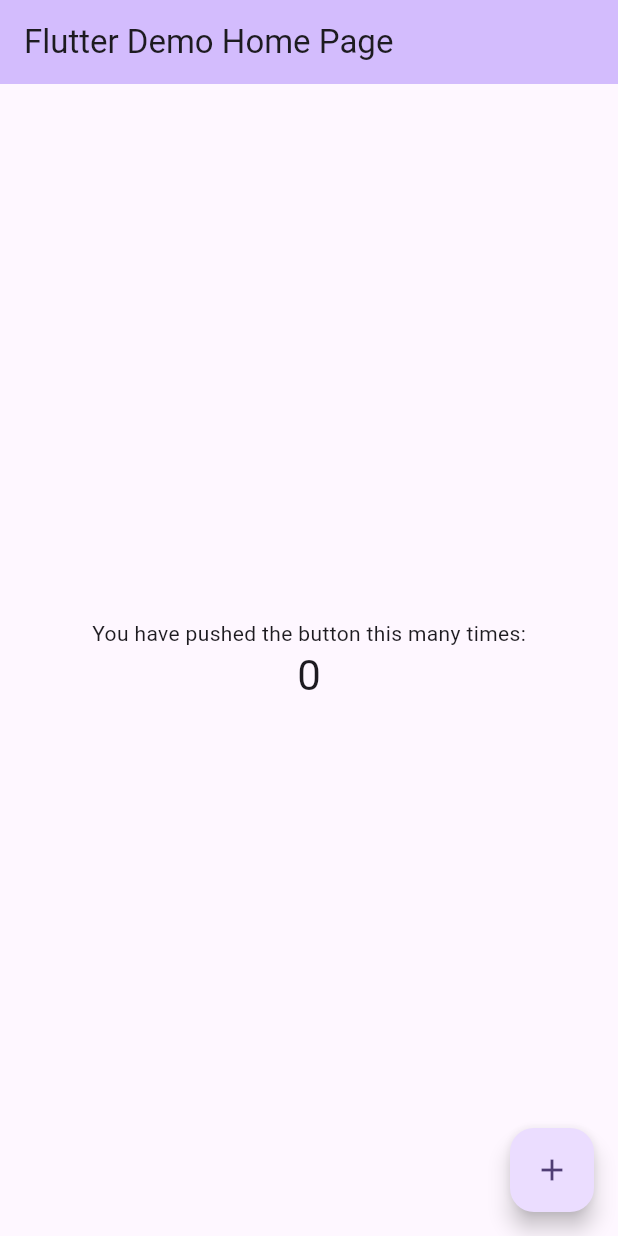
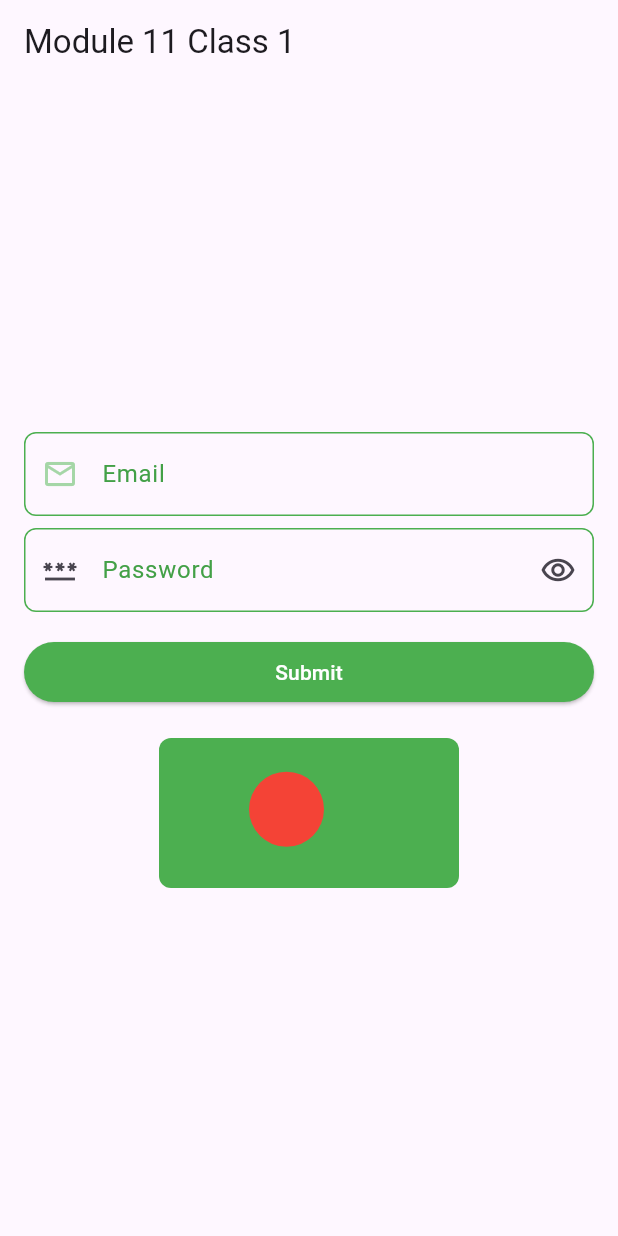
Before and after one commit to mdrahib46/Ostad-Batch-14, a Flutter app: the screen it shows after launch, on a phone screen of 412 x 824 dp. Run offline on Flutter 3.47's test engine with Material 3 defaults, Android fonts, the light colour scheme and no system bars.

Commit message:
Practice : Module 11 Class 1

```diff
--- /dev/null
+++ b/lib/app.dart
@@ -0,0 +1,18 @@
+import 'package:batch14/module11-class1/Module11Class1.dart';
+import 'package:flutter/material.dart';
+
+
+
+
+
+
+class MyApp extends StatelessWidget {
+  const MyApp({super.key});
+
+  @override
+  Widget build(BuildContext context) {
+    return MaterialApp(
+      home: Module11class1(),
+    );
+  }
+}
--- a/lib/main.dart
+++ b/lib/main.dart
@@ -1,122 +1,7 @@
 import 'package:flutter/material.dart';
+
+import 'app.dart';
 
 void main() {
   runApp(const MyApp());
 }
-
-class MyApp extends StatelessWidget {
-  const MyApp({super.key});
-
-  // This widget is the root of your application.
-  @override
-  Widget build(BuildContext context) {
-    return MaterialApp(
-      title: 'Flutter Demo',
-      theme: ThemeData(
-        // This is the theme of your application.
-        //
-        // TRY THIS: Try running your application with "flutter run". You'll see
-        // the application has a purple toolbar. Then, without quitting the app,
-        // try changing the seedColor in the colorScheme below to Colors.green
-        // and then invoke "hot reload" (save your changes or press the "hot
-        // reload" button in a Flutter-supported IDE, or press "r" if you used
-        // the command line to start the app).
-        //
-        // Notice that the counter didn't reset back to zero; the application
-        // state is not lost during the reload. To reset the state, use hot
-        // restart instead.
-        //
-        // This works for code too, not just values: Most code changes can be
-        // tested with just a hot reload.
-        colorScheme: .fromSeed(seedColor: Colors.deepPurple),
-      ),
-      home: const MyHomePage(title: 'Flutter Demo Home Page'),
-    );
-  }
-}
-
-class MyHomePage extends StatefulWidget {
-  const MyHomePage({super.key, required this.title});
-
-  // This widget is the home page of your application. It is stateful, meaning
-  // that it has a State object (defined below) that contains fields that affect
-  // how it looks.
-
-  // This class is the configuration for the state. It holds the values (in this
-  // case the title) provided by the parent (in this case the App widget) and
-  // used by the build method of the State. Fields in a Widget subclass are
-  // always marked "final".
-
-  final String title;
-
-  @override
-  State<MyHomePage> createState() => _MyHomePageState();
-}
-
-class _MyHomePageState extends State<MyHomePage> {
-  int _counter = 0;
-
-  void _incrementCounter() {
-    setState(() {
-      // This call to setState tells the Flutter framework that something has
-      // changed in this State, which causes it to rerun the build method below
-      // so that the display can reflect the updated values. If we changed
-      // _counter without calling setState(), then the build method would not be
-      // called again, and so nothing would appear to happen.
-      _counter++;
-    });
-  }
-
-  @override
-  Widget build(BuildContext context) {
-    // This method is rerun every time setState is called, for instance as done
-    // by the _incrementCounter method above.
-    //
-    // The Flutter framework has been optimized to make rerunning build methods
-    // fast, so that you can just rebuild anything that needs updating rather
-    // than having to individually change instances of widgets.
-    return Scaffold(
-      appBar: AppBar(
-        // TRY THIS: Try changing the color here to a specific color (to
-        // Colors.amber, perhaps?) and trigger a hot reload to see the AppBar
-        // change color while the other colors stay the same.
-        backgroundColor: Theme.of(context).colorScheme.inversePrimary,
-        // Here we take the value from the MyHomePage object that was created by
-        // the App.build method, and use it to set our appbar title.
-        title: Text(widget.title),
-      ),
-      body: Center(
-        // Center is a layout widget. It takes a single child and positions it
-        // in the middle of the parent.
-        child: Column(
-          // Column is also a layout widget. It takes a list of children and
-          // arranges them vertically. By default, it sizes itself to fit its
-          // children horizontally, and tries to be as tall as its parent.
-          //
-          // Column has various properties to control how it sizes itself and
-          // how it positions its children. Here we use mainAxisAlignment to
-          // center the children vertically; the main axis here is the vertical
-          // axis because Columns are vertical (the cross axis would be
-          // horizontal).
-          //
-          // TRY THIS: Invoke "debug painting" (choose the "Toggle Debug Paint"
-          // action in the IDE, or press "p" in the console), to see the
-          // wireframe for each widget.
-          mainAxisAlignment: .center,
-          children: [
-            const Text('You have pushed the button this many times:'),
-            Text(
-              '$_counter',
-              style: Theme.of(context).textTheme.headlineMedium,
-            ),
-          ],
-        ),
-      ),
-      floatingActionButton: FloatingActionButton(
-        onPressed: _incrementCounter,
-        tooltip: 'Increment',
-        child: const Icon(Icons.add),
-      ),
-    );
-  }
-}
--- /dev/null
+++ b/lib/module11-class1/Module11Class1.dart
@@ -0,0 +1,121 @@
+import 'package:flutter/material.dart';
+
+class Module11class1 extends StatefulWidget {
+  const Module11class1({super.key});
+
+  @override
+  State<Module11class1> createState() => _Module11class1State();
+}
+
+class _Module11class1State extends State<Module11class1> {
+  bool isObSecure = true;
+
+  TextEditingController emailController = TextEditingController();
+  TextEditingController passwordController = TextEditingController();
+
+  @override
+  Widget build(BuildContext context) {
+    return Scaffold(
+      appBar: AppBar(title: Text("Module 11 Class 1")),
+      body: SafeArea(
+        child: Padding(
+          padding: const EdgeInsets.all(16.0),
+          child: Column(
+            mainAxisAlignment: .center,
+            children: [
+              TextField(
+                controller: emailController,
+                decoration: InputDecoration(
+                  labelText: "Email",
+                  labelStyle: TextStyle(color: Colors.green.shade600),
+                  prefixIcon: Icon(
+                    Icons.email_outlined,
+                    color: Colors.green.shade200,
+                  ),
+                  enabledBorder: OutlineInputBorder(
+                    borderRadius: BorderRadius.circular(8),
+                    borderSide: BorderSide(color: Colors.green),
+                  ),
+                  focusedBorder: OutlineInputBorder(
+                    borderSide: BorderSide(width: 2, color: Colors.green),
+                    borderRadius: BorderRadius.circular(8),
+                  ),
+                  border: OutlineInputBorder(
+                    borderRadius: BorderRadius.circular(8),
+                    borderSide: BorderSide(color: Colors.teal),
+                  ),
+                ),
+              ),
+              const SizedBox(height: 8),
+              TextFormField(
+                controller: passwordController,
+                obscureText: isObSecure,
+                decoration: InputDecoration(
+                  labelText: "Password",
+                  labelStyle: TextStyle(color: Colors.green.shade600),
+                  prefixIcon: Icon(Icons.password),
+                  suffixIcon: IconButton(
+                    onPressed: () {
+                      isObSecure ? isObSecure = false : isObSecure = true;
+                      setState(() {});
+                    },
+                    icon: Icon(Icons.remove_red_eye_outlined),
+                  ),
+                  enabledBorder: OutlineInputBorder(
+                    borderRadius: BorderRadius.circular(8),
+                    borderSide: BorderSide(color: Colors.green),
+                  ),
+                  focusedBorder: OutlineInputBorder(
+                    borderSide: BorderSide(width: 2, color: Colors.green),
+                    borderRadius: BorderRadius.circular(8),
+                  ),
+                  border: OutlineInputBorder(
+                    borderRadius: BorderRadius.circular(8),
+                    borderSide: BorderSide(color: Colors.green),
+                  ),
+                ),
+              ),
+              const SizedBox(height: 16),
+
+              SizedBox(
+                width: double.maxFinite,
+                child: ElevatedButton(
+                  onPressed: () {
+                    print(
+                      "Your given email : ${emailController.text.trim()} \nYour given password : ${passwordController.text}",
+                    );
+                  },
+                  child: Text('Submit'),
+
+                  style: ElevatedButton.styleFrom(
+                    backgroundColor: Colors.green,
+                    foregroundColor: Colors.white,
+                  ),
+                ),
+              ),
+              const SizedBox(height: 20),
+
+              Container(
+                alignment: Alignment(-0.20, -0.1),
+                height: 100,
+                width: 200,
+                decoration: BoxDecoration(
+                  color: Colors.green,
+                  borderRadius: BorderRadius.circular(8),
+                ),
+                child: Container(
+                  height: 50,
+                  width: 50,
+                  decoration: BoxDecoration(
+                    color: Colors.red,
+                    borderRadius: BorderRadius.circular(100)
+                  ),
+                ),
+              ),
+            ],
+          ),
+        ),
+      ),
+    );
+  }
+}
```
Also changed, not shown: 1 other file.
